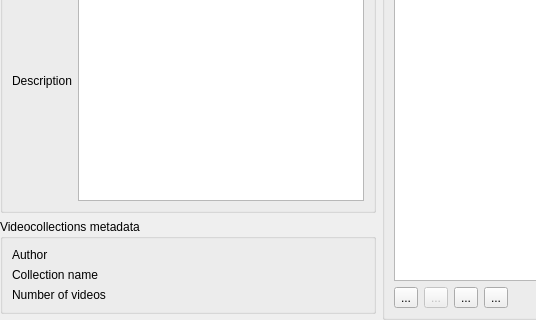
Qt form src/templates/videocollection/videocollectioneditor.ui (BuildmLearn/BuildmLearn-Toolkit) before a commit; both pictures show x 0 to 536 and y 251 to 571 of the 758 by 571 pixel window.
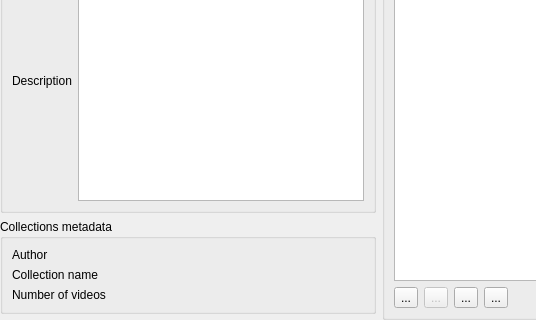
The same form after that commit. Custom widgets are drawn as their Qt base class.

Diff of the .ui file:
```diff
--- a/src/templates/videocollection/videocollectioneditor.ui
+++ b/src/templates/videocollection/videocollectioneditor.ui
@@ -179,7 +179,7 @@
        <item row="1" column="0">
         <widget class="QGroupBox" name="groupBox_3">
          <property name="title">
-          <string>Videocollections metadata</string>
+          <string>Collections metadata</string>
          </property>
          <layout class="QFormLayout" name="formLayout_2">
           <property name="fieldGrowthPolicy">
```
